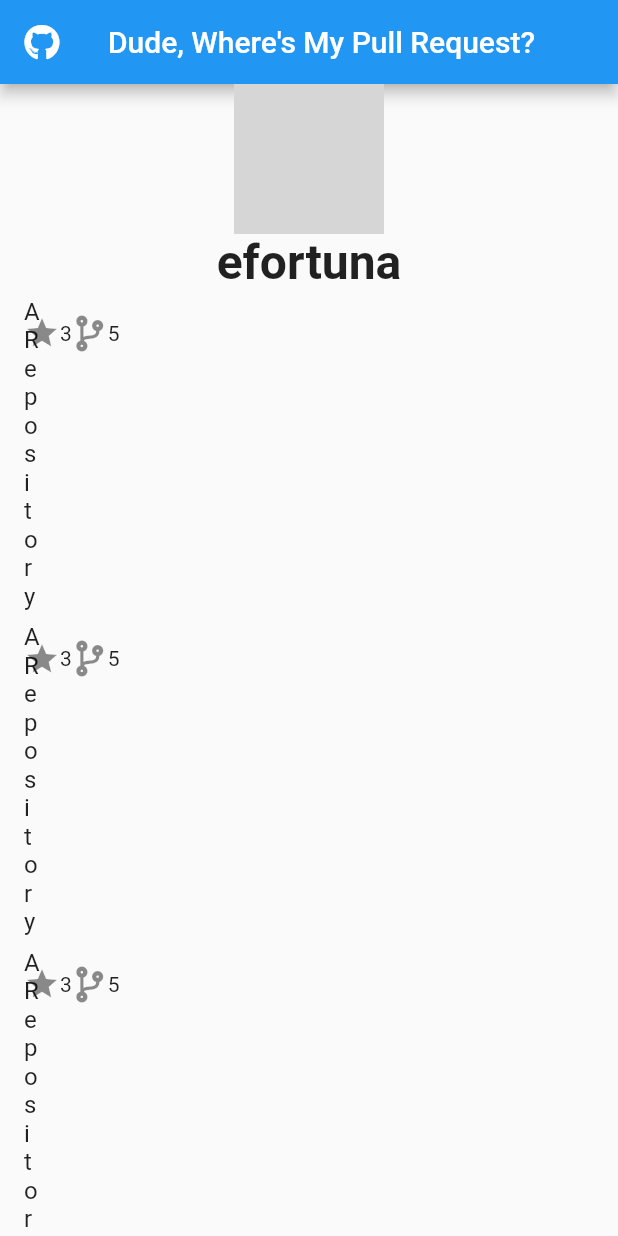
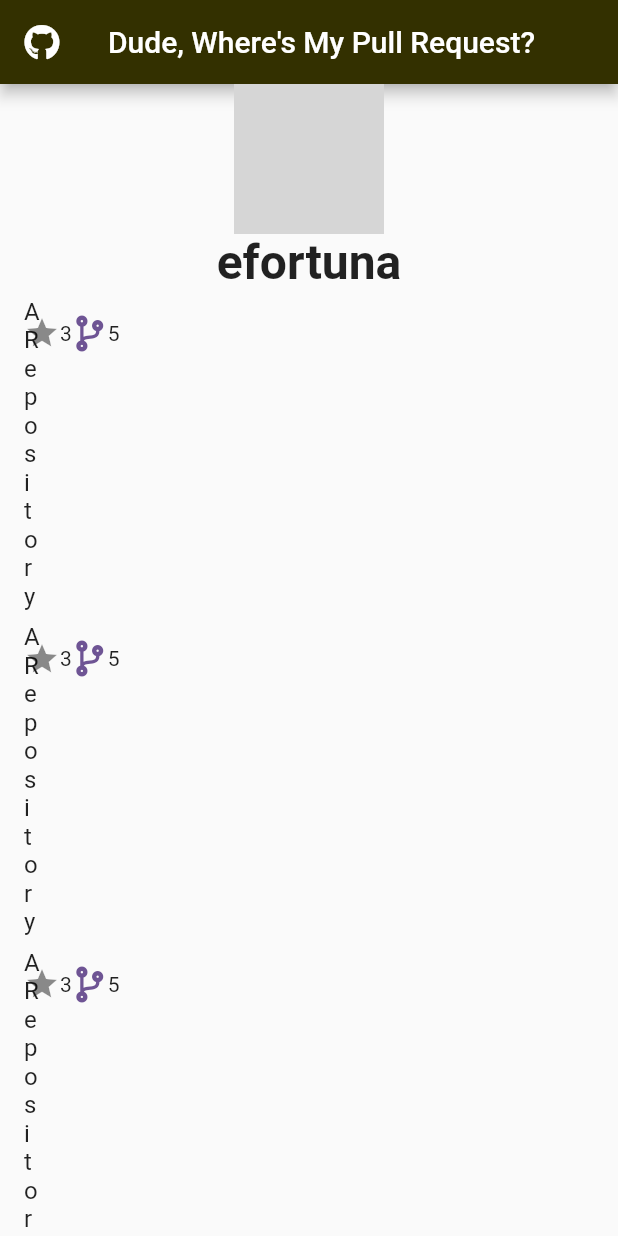
Before and after one commit to efortuna/dwmpr, a Flutter app: the screen it shows after launch, on a phone screen of 412 x 824 dp. Run offline on Flutter 3.47's test engine with Material 2 defaults, Android fonts, the phone set to English and light mode, and no system bars; our stand-ins replace font_awesome_flutter; missing offline and left inert: bidirectional_scroll_view; network calls fail; grey boxes are pictures that could not be loaded.

Commit message:
color tweaks that we may or may not keep

```diff
--- a/lib/main.dart
+++ b/lib/main.dart
@@ -30,6 +30,11 @@ final issueUrl = 'https://api.github.com/repos/efortuna/test_commits/issues/2';
 final reviewUrl = 'https://api.github.com/repos/efortuna/test_commits/pulls/1';
 final testRepo = 'https://api.github.com/repos/efortuna/test_commits/';
 final enableReactions = 'application/vnd.github.squirrel-girl-preview+json';
+// Github brand colors:
+// https://gist.github.com/christopheranderton/4c88326ab6a5604acc29
+final Color githubBlue = Color(0xff4078c0);
+final Color githubGrey = Color(0xff333000);
+final Color githubPurple = Color(0xff6e5494);
 
 class MyApp extends StatelessWidget {
   // This widget is the root of your application.
@@ -38,7 +43,8 @@ class MyApp extends StatelessWidget {
     return MaterialApp(
       title: "Dude, Where's My Pull Request?",
       theme: ThemeData(
-        primarySwatch: Colors.blue,
+        primaryColor: githubGrey,
+        accentColor: githubBlue,
       ),
       home: MyHomePage(),
     );
@@ -49,6 +55,7 @@ class MyHomePage extends StatelessWidget {
   @override
   Widget build(BuildContext context) {
     return Scaffold(
+      //backgroundColor: Color(0xff999999),
         appBar: AppBar(
             leading: Icon(FontAwesomeIcons.github),
             title: Text("Dude, Where's My Pull Request?")),
@@ -92,7 +99,7 @@ class RepoWidget extends StatelessWidget {
         trailing: Row(children: [
           Icon(Icons.star),
           Text(repoInfo['stargazers_count']),
-          Icon(FontAwesomeIcons.codeBranch),
+          Icon(FontAwesomeIcons.codeBranch, color: githubPurple),
           Text(repoInfo['forks_count'])
         ]));
   }
@@ -115,7 +122,9 @@ class FancyFabState extends State<FancyFab> with TickerProviderStateMixin {
     Icons.do_not_disturb,
     Icons.thumb_up,
     Icons.thumb_down,
-    FontAwesomeIcons.heart
+    Icons.favorite,
+    FontAwesomeIcons.question,
+    Icons.cake,
   ];
 
   @override
@@ -196,6 +205,10 @@ class FancyFabState extends State<FancyFab> with TickerProviderStateMixin {
       reaction = '+1';
     } else if (icon == Icons.thumb_down) {
       reaction = '-1';
+    } else if (icon == Icons.cake) {
+      reaction = 'hooray';
+    } else if (icon == FontAwesomeIcons.question) {
+      reaction = 'confused';
     }
     http
         .post('${widget.issueUrl}/reactions',
@@ -208,7 +221,7 @@ class FancyFabState extends State<FancyFab> with TickerProviderStateMixin {
   }
 
   respondToRequest(http.Response response) {
-    if (response.statusCode >= 200 && response.statusCode < 300) {
+    if (response.statusCode == 200 || response.statusCode == 201) {
       Navigator.pop(context);
     } else {
       print(
```
